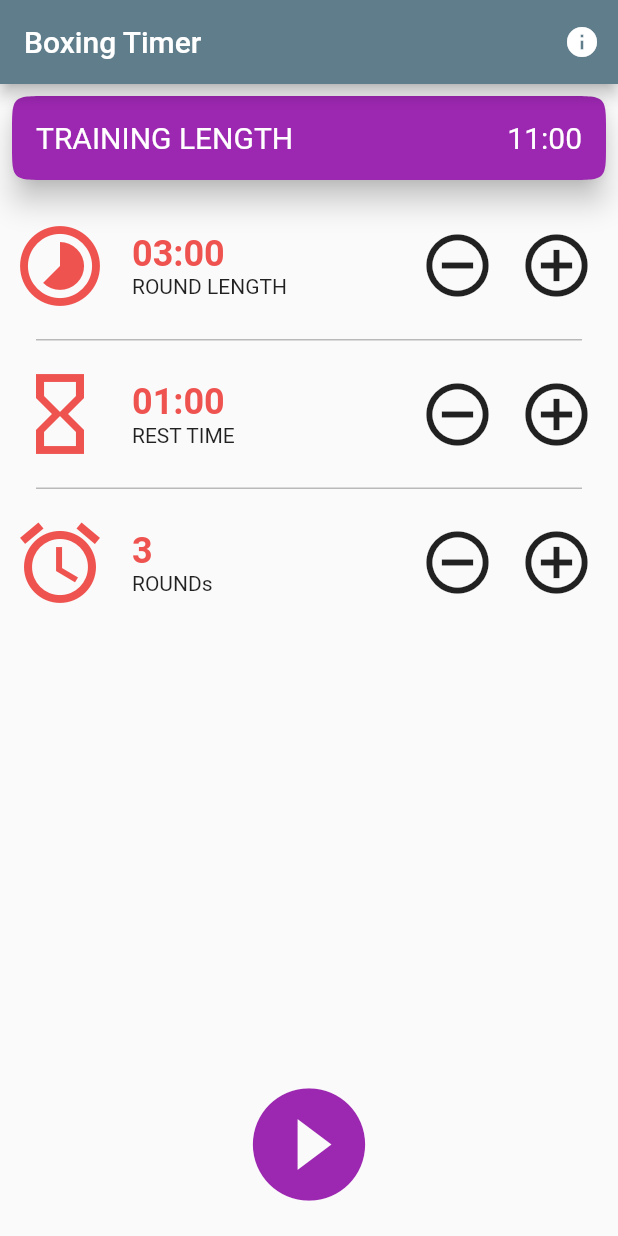
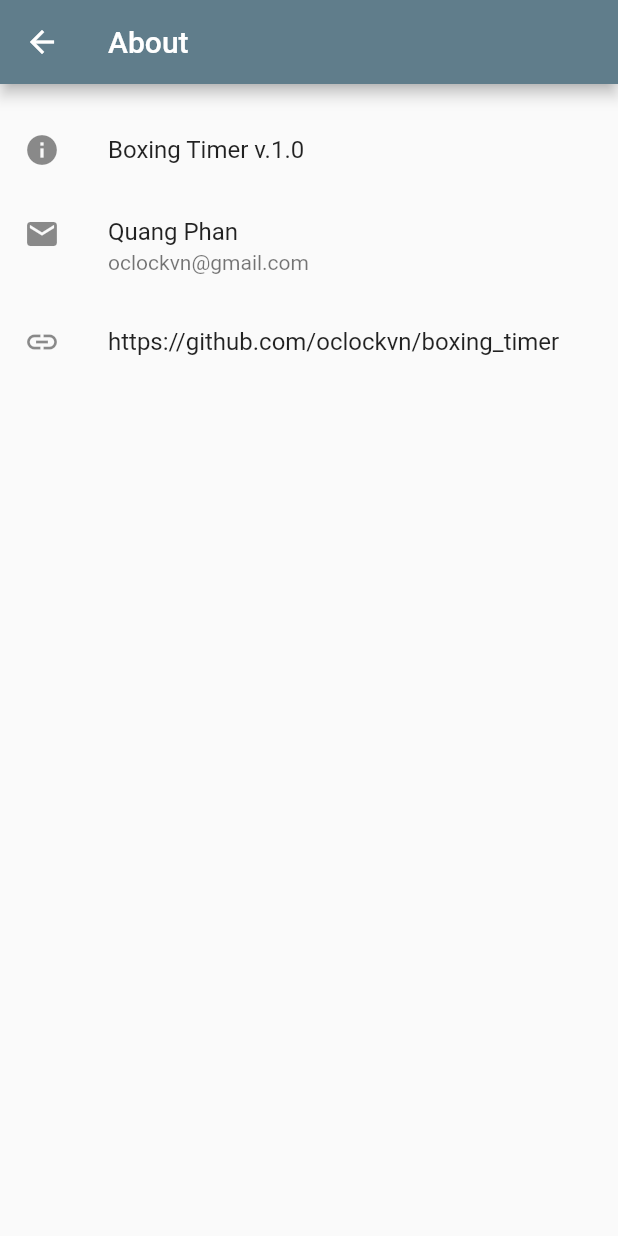
Before and after one commit to oclockvn/boxing_timer, a Flutter app: the screen it shows after launch, after a tap on the "info" icon, on a phone screen of 412 x 824 dp. Run offline on Flutter 3.47's test engine with Material 2 defaults, Android fonts, the phone set to English and light mode, and no system bars.

Commit message:
add about page

```diff
--- /dev/null
+++ b/src/lib/ui/about.dart
@@ -0,0 +1,35 @@
+import 'package:flutter/material.dart';
+
+class AboutPage extends StatelessWidget {
+  @override
+  Widget build(BuildContext context) {
+    return Scaffold(
+      appBar: AppBar(
+        title: Text('About'),
+      ),
+      body: Padding(
+        padding: const EdgeInsets.all(16.0),
+        child: Column(
+          children: <Widget>[
+            ListTile(
+              leading: Icon(Icons.info),
+              title: Text('Boxing Timer v.1.0'),
+              contentPadding: EdgeInsets.all(0),
+            ),
+            ListTile(
+              leading: Icon(Icons.email),
+              title: Text('Quang Phan'),
+              subtitle: Text('oclockvn@gmail.com'),
+              contentPadding: EdgeInsets.all(0),
+            ),
+            ListTile(
+              leading: Icon(Icons.link),
+              title: Text('https://github.com/oclockvn/boxing_timer'),
+              contentPadding: EdgeInsets.all(0),
+            )
+          ],
+        ),
+      ),
+    );
+  }
+}
--- a/src/lib/ui/training_setup.dart
+++ b/src/lib/ui/training_setup.dart
@@ -1,5 +1,6 @@
 import 'package:flutter/material.dart';
 import 'package:src/app_const.dart';
+import 'package:src/ui/about.dart';
 
 class TrainingSetupPage extends StatefulWidget {
   @override
@@ -10,7 +11,7 @@ class _TrainingSetupState extends State<TrainingSetupPage> {
   static const double _iconWidth = 50;
   static const double _itemPadding = 16;
 
-  Widget _buildAppBar() {
+  Widget _buildAppBar(BuildContext context) {
     return AppBar(
       title: Text('Boxing Timer'),
       actions: <Widget>[
@@ -18,6 +19,7 @@ class _TrainingSetupState extends State<TrainingSetupPage> {
           icon: Icon(Icons.info),
           onPressed: () {
             print('info');
+            Navigator.of(context).push(MaterialPageRoute(builder: (_) => AboutPage()));
           },
         )
       ],
@@ -202,7 +204,7 @@ class _TrainingSetupState extends State<TrainingSetupPage> {
   @override
   Widget build(BuildContext context) {
     return Scaffold(
-      appBar: _buildAppBar(),
+      appBar: _buildAppBar(context),
       body: Column(
         crossAxisAlignment: CrossAxisAlignment.stretch,
         children: <Widget>[
```
